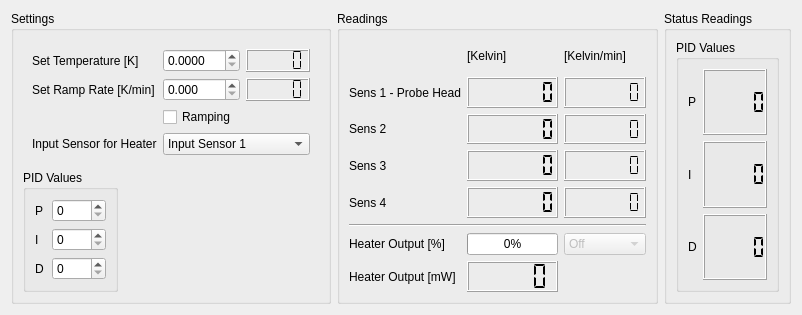
Above: LakeShore/LakeShore350_control.ui from Cryostat-GUI/Cryostat-GUI before the change. Below: the same form after it.
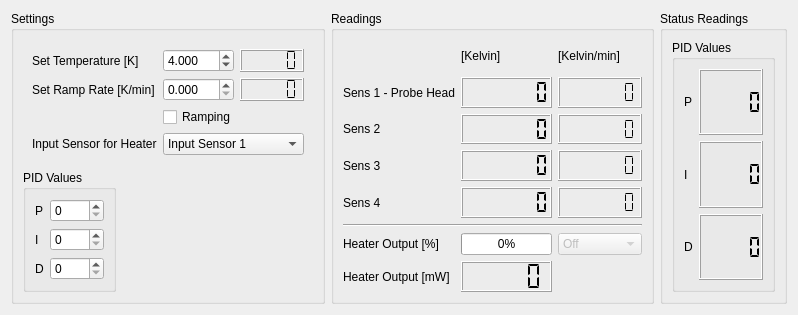
That is the form after the change.

Patch:
```diff
--- a/LakeShore/LakeShore350_control.ui
+++ b/LakeShore/LakeShore350_control.ui
@@ -26,11 +26,14 @@
          <item row="0" column="1">
           <widget class="QDoubleSpinBox" name="spinSetTemp_K">
            <property name="decimals">
-            <number>4</number>
+            <number>3</number>
            </property>
            <property name="maximum">
             <double>300.000000000000000</double>
            </property>
+           <property name="value">
+            <double>4.000000000000000</double>
+           </property>
           </widget>
          </item>
          <item row="0" column="0">
@@ -46,7 +49,7 @@
             <number>3</number>
            </property>
            <property name="maximum">
-            <double>100.000000000000000</double>
+            <double>5.000000000000000</double>
            </property>
           </widget>
          </item>
```
